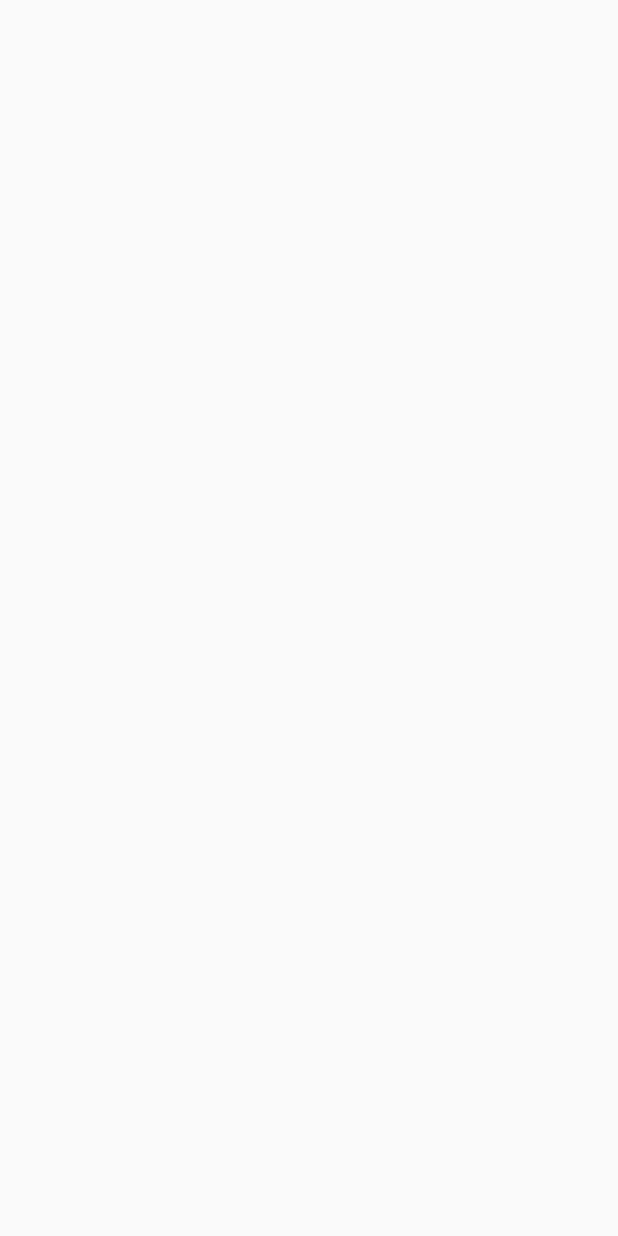
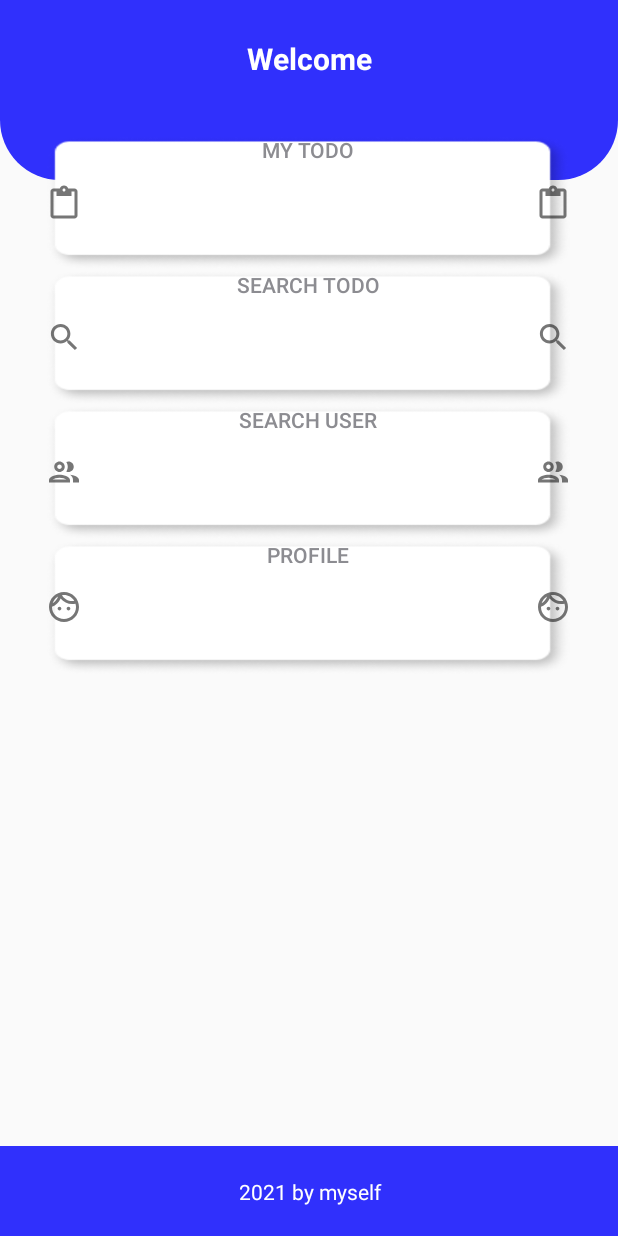
Before and after one commit to Magizuki/KepoApp, an Android app: the MainMenuActivity screen opened directly, with no data from a screen before it, on a phone screen of 412 x 824 dp. Before the commit the screen is empty. Run offline under Robolectric (Android 15) with nearby library versions, the phone set to English and light mode, and no system bars; our stand-ins replace data binding.

Commit message:
Add MainMenu UI ( Not Perfect )

```diff
--- a/app/build.gradle
+++ b/app/build.gradle
@@ -26,6 +26,10 @@ android {
         sourceCompatibility JavaVersion.VERSION_1_8
         targetCompatibility JavaVersion.VERSION_1_8
     }
+
+    buildFeatures{
+        dataBinding true
+    }
 }
 
 dependencies {
--- /dev/null
+++ b/app/src/main/res/drawable/mainmenu_customeheader.xml
@@ -0,0 +1,10 @@
+<?xml version="1.0" encoding="utf-8"?>
+<shape xmlns:android="http://schemas.android.com/apk/res/android"
+    android:shape="rectangle">
+
+    <solid android:color="#3030FC"/>
+    <corners android:bottomLeftRadius="40dp" android:bottomRightRadius="40dp"/>
+    <size android:height="120dp"/>
+
+
+</shape>
--- /dev/null
+++ b/app/src/main/res/drawable/mainmenu_customfooter.xml
@@ -0,0 +1,8 @@
+<?xml version="1.0" encoding="utf-8"?>
+<shape xmlns:android="http://schemas.android.com/apk/res/android"
+    android:shape="rectangle">
+
+    <solid android:color="#3030FC"/>
+    <size android:height="60dp"/>
+
+</shape>
--- a/app/src/main/res/layout/activity_login_register.xml
+++ b/app/src/main/res/layout/activity_login_register.xml
@@ -60,7 +60,7 @@
             android:layout_marginTop="25dp"
             android:layout_width="match_parent"
             android:layout_height="wrap_content"
-            android:text="LOGIN"
+            android:text="@string/login"
             android:background="@drawable/loginregisterbutton"
             android:textColor="@color/white"
             android:layout_gravity="center"/>
@@ -70,7 +70,7 @@
             android:layout_marginTop="25dp"
             android:layout_width="match_parent"
             android:layout_height="wrap_content"
-            android:text="REGISTER"
+            android:text="@string/register"
             android:background="@drawable/loginregisterbutton"
             android:textColor="@color/white"
             android:layout_gravity="center"/>
@@ -81,7 +81,7 @@
         android:layout_width="wrap_content"
         android:layout_height="wrap_content"
         android:layout_centerHorizontal="true"
-        android:text="2021 by myself"
+        android:text="@string/_2021_by_myself"
         android:layout_marginBottom="10dp"
         android:layout_alignParentBottom="true"/>
 
--- a/app/src/main/res/layout/activity_main_menu.xml
+++ b/app/src/main/res/layout/activity_main_menu.xml
@@ -1,9 +1,118 @@
 <?xml version="1.0" encoding="utf-8"?>
-<androidx.constraintlayout.widget.ConstraintLayout xmlns:android="http://schemas.android.com/apk/res/android"
+<layout xmlns:android="http://schemas.android.com/apk/res/android"
     xmlns:app="http://schemas.android.com/apk/res-auto"
-    xmlns:tools="http://schemas.android.com/tools"
-    android:layout_width="match_parent"
-    android:layout_height="match_parent"
-    tools:context=".view.MainMenuActivity">
+    xmlns:tools="http://schemas.android.com/tools">
 
-</androidx.constraintlayout.widget.ConstraintLayout>
+    <data>
+        <variable
+            name="user"
+            type="com.example.kepoapp.model.User" />
+    </data>
+
+    <RelativeLayout
+        android:layout_width="match_parent"
+        android:layout_height="match_parent"
+        tools:context=".view.MainMenuActivity">
+
+        <ImageView
+            android:layout_width="match_parent"
+            android:layout_height="wrap_content"
+            android:src="@drawable/mainmenu_customeheader"/>
+
+        <TextView
+            android:layout_width="match_parent"
+            android:layout_height="wrap_content"
+            android:text="Welcome"
+            android:gravity="center_horizontal"
+            android:textColor="@color/white"
+            android:layout_marginTop="25dp"
+            android:fontFamily="sans-serif"
+            android:textSize="20sp"
+            android:textStyle="bold"
+            />
+
+
+
+        <Button
+            android:id="@+id/MyToDoBtn"
+            android:layout_width="350dp"
+            android:layout_height="90dp"
+            android:background="@drawable/card2"
+            android:layout_centerHorizontal="true"
+            android:gravity="center_horizontal"
+            android:layout_marginTop="90dp"
+            android:text="My ToDo"
+            android:textColor="@color/light_gray"
+            android:drawableLeft="@drawable/ic_todo"
+            android:drawableRight="@drawable/ic_todo"
+            />
+
+<!--        <TextView-->
+<!--            android:id="@+id/MyToDoText"-->
+<!--            android:layout_width="match_parent"-->
+<!--            android:layout_height="wrap_content"-->
+<!--            android:text="My ToDo"-->
+<!--            android:textColor="@color/light_gray"-->
+<!--            android:gravity="center_horizontal"-->
+<!--            android:layout_marginTop="120dp"-->
+<!--            -->
+<!--            />-->
+
+
+        <Button
+            android:id="@+id/SearchToDo"
+            android:layout_width="350dp"
+            android:layout_height="90dp"
+            android:background="@drawable/card2"
+            android:layout_centerHorizontal="true"
+            android:gravity="center_horizontal"
+            android:layout_marginTop="180dp"
+            android:text="Search ToDo"
+            android:drawableLeft="@drawable/ic_search"
+            android:drawableRight="@drawable/ic_search"
+            android:textColor="@color/light_gray"/>
+
+        <Button
+            android:id="@+id/SearchUser"
+            android:layout_width="350dp"
+            android:layout_height="90dp"
+            android:background="@drawable/card2"
+            android:layout_centerHorizontal="true"
+            android:gravity="center_horizontal"
+            android:layout_marginTop="270dp"
+            android:text="Search User"
+            android:drawableLeft="@drawable/ic_people"
+            android:drawableRight="@drawable/ic_people"
+            android:textColor="@color/light_gray"/>
+
+        <Button
+            android:id="@+id/ProfileBtn"
+            android:layout_width="350dp"
+            android:layout_height="90dp"
+            android:background="@drawable/card2"
+            android:layout_centerHorizontal="true"
+            android:gravity="center_horizontal"
+            android:layout_marginTop="360dp"
+            android:text="Profile"
+            android:drawableLeft="@drawable/ic_face"
+            android:drawableRight="@drawable/ic_face"
+            android:textColor="@color/light_gray"/>
+
+        <ImageView
+            android:layout_width="match_parent"
+            android:layout_height="wrap_content"
+            android:src="@drawable/mainmenu_customfooter"
+            android:layout_alignParentBottom="true"
+            />
+
+        <TextView
+            android:layout_width="match_parent"
+            android:layout_height="wrap_content"
+            android:text="@string/_2021_by_myself"
+            android:textColor="@color/white"
+            android:gravity="center_horizontal"
+            android:layout_marginBottom="20dp"
+            android:layout_alignParentBottom="true"/>
+
+    </RelativeLayout>
+</layout>
--- a/app/src/main/res/values/colors.xml
+++ b/app/src/main/res/values/colors.xml
@@ -7,4 +7,5 @@
     <color name="teal_700">#FF018786</color>
     <color name="black">#FF000000</color>
     <color name="white">#FFFFFFFF</color>
+    <color name="light_gray">#8C8C91</color>
 </resources>
--- a/app/src/main/res/values/strings.xml
+++ b/app/src/main/res/values/strings.xml
@@ -1,4 +1,8 @@
 <resources>
     <string name="app_name">KepoApp</string>
     <string name="make_stalking_easier">Make stalking easier!</string>
+    <string name="_2021_by_myself">2021 by myself</string>
+    <string name="_2021_by_myself">2021 by myself</string>
+    <string name="register">REGISTER</string>
+    <string name="login">LOGIN</string>
 </resources>
```
Also changed, not shown: app/src/main/res/drawable/card2.png (added).
